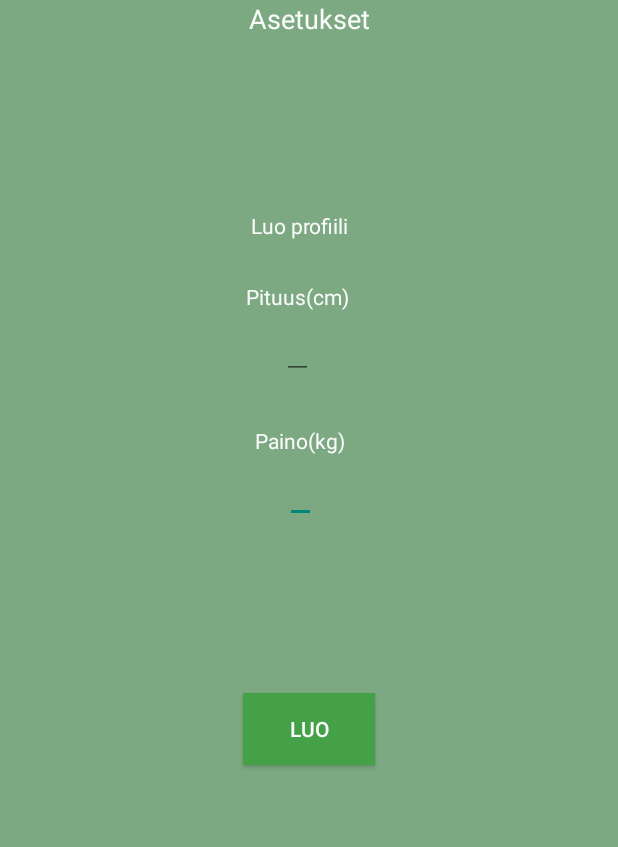
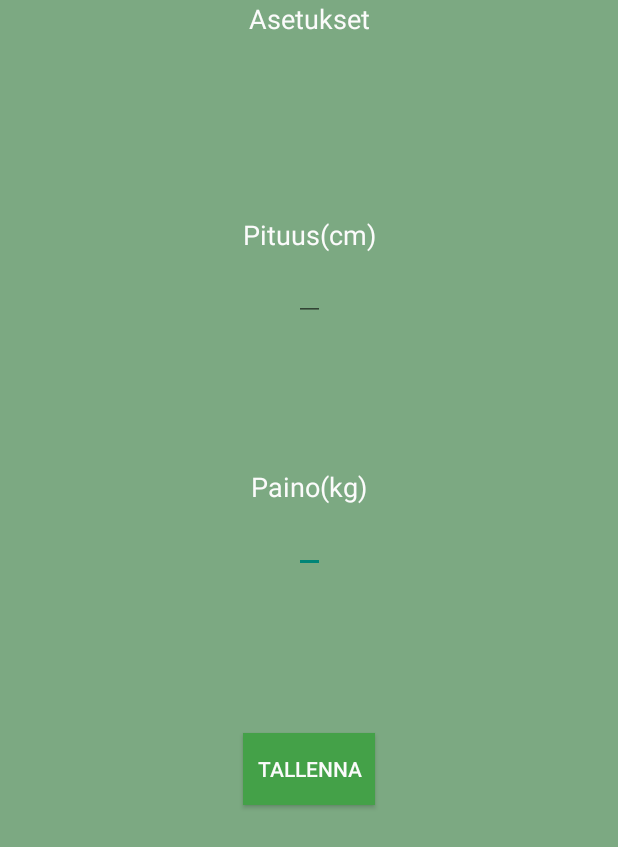
Before and after one commit to timonen/mobiilikurssi, an Android app: the Settings screen opened directly, with no data from a screen before it, on a phone screen of 412 x 824 dp. Shown: the top 847 px of the screen. Run offline under Robolectric (Android 15) with nearby library versions, the phone set to English and light mode, and no system bars.

Commit message:
ui stuff

```diff
--- a/app/src/main/java/com/mobiilikurssi/Calendar.kt
+++ b/app/src/main/java/com/mobiilikurssi/Calendar.kt
@@ -82,7 +82,6 @@ class Calendar : AppCompatActivity() {
             editor.apply()
         }
 
-
         // user preferences
         val prefSettings = this.getSharedPreferences("SETTINGS", MODE_PRIVATE)
         val startingweight = prefSettings.getString("weight", "empty")
@@ -164,14 +163,14 @@ class Calendar : AppCompatActivity() {
                 }
                 var newday = day.toInt()
                 var newmonth = month.toInt()
-                for(i in 0..7) {
+                for(i in 1..7) {
                     if(newday < daysInMonth){
                         newday += 1
                     } else {
                         newday = 1
                         newmonth += 1
                     }
-                    }
+                }
                 myDate.text = "$day.$month.$year - $newday.$newmonth.$year"
             }
             "kuukausi" -> {
@@ -200,10 +199,13 @@ class Calendar : AppCompatActivity() {
      * TODO make it work
      * @param view
      */
+
     fun calendarClick(view: View) {
         calendarView = findViewById(R.id.calendarView)
         val selectedDate: Long = calendarView.date
         Log.i("test", "$selectedDate");
     }
 
+
+
 }
--- a/app/src/main/java/com/mobiilikurssi/Goal.kt
+++ b/app/src/main/java/com/mobiilikurssi/Goal.kt
@@ -41,7 +41,7 @@ class Goal : AppCompatActivity() {
 
         /**
          * Setting up a "timestamp" for current goal.
-         * Formatted as a finnish date
+         * Formatted as a Finnish date
          */
         val currentDateTime = LocalDateTime.now()
         val calendar = java.util.Calendar.getInstance()
@@ -104,12 +104,9 @@ class Goal : AppCompatActivity() {
                     parent: AdapterView<*>,
                     view: View, position: Int, id: Long
             ) {
-                /** setting the selected item */
-                spinner.setSelection(position)
 
                 val pref: SharedPreferences = getSharedPreferences("GOAL", MODE_PRIVATE)
                 val editor = pref.edit()
-
                 /**
                  * Key is the first item in the list used as a parameter
                  * Value is the selected item as a string
@@ -117,10 +114,7 @@ class Goal : AppCompatActivity() {
                 editor.putString(list[0], spinner.selectedItem.toString())
                 editor.apply()
             }
-            /**
-             * Must be implemented because listener is abstract.
-             * Selecting nothing will already implement the first item in the list.
-             */
+            /** Must be implemented because listener is abstract. */
             override fun onNothingSelected(parent: AdapterView<*>) {}
         }
     }
--- a/app/src/main/res/layout/activity_calendar.xml
+++ b/app/src/main/res/layout/activity_calendar.xml
@@ -68,6 +68,8 @@
         android:layout_width="wrap_content"
         android:layout_height="wrap_content"
         android:text=""
+        android:textAppearance="@style/TextAppearance.AppCompat.Display2"
+        android:textSize="18sp"
         app:layout_constraintBottom_toBottomOf="parent"
         app:layout_constraintEnd_toEndOf="@+id/calendarView"
         app:layout_constraintStart_toStartOf="@+id/calendarView"
--- a/app/src/main/res/layout/activity_main_settings.xml
+++ b/app/src/main/res/layout/activity_main_settings.xml
@@ -37,28 +37,17 @@
 
 
     <TextView
-        android:id="@+id/textView_profile"
-        android:layout_width="wrap_content"
-        android:layout_height="wrap_content"
-        android:text="@string/string_profile"
-        app:layout_constraintBottom_toBottomOf="parent"
-        app:layout_constraintEnd_toEndOf="parent"
-        app:layout_constraintHorizontal_bias="0.482"
-        app:layout_constraintStart_toStartOf="parent"
-        app:layout_constraintTop_toTopOf="@+id/header"
-        app:layout_constraintVertical_bias="0.175" />
-
-    <TextView
         android:id="@+id/textView_lenght"
         android:layout_width="wrap_content"
         android:layout_height="wrap_content"
         android:text="@string/string_length"
+        android:textAppearance="@style/TextAppearance.AppCompat.Display1"
+        android:textSize="18sp"
         app:layout_constraintBottom_toBottomOf="parent"
-        app:layout_constraintEnd_toEndOf="@+id/textView_profile"
-        app:layout_constraintHorizontal_bias="1.0"
-        app:layout_constraintStart_toStartOf="@+id/textView_profile"
-        app:layout_constraintTop_toBottomOf="@+id/textView_profile"
-        app:layout_constraintVertical_bias="0.043" />
+        app:layout_constraintEnd_toEndOf="parent"
+        app:layout_constraintStart_toStartOf="parent"
+        app:layout_constraintTop_toTopOf="parent"
+        app:layout_constraintVertical_bias="0.18" />
 
     <EditText
         android:id="@+id/text_height"
@@ -76,35 +65,36 @@
         android:id="@+id/textView4"
         android:layout_width="wrap_content"
         android:layout_height="wrap_content"
-        android:layout_marginTop="124dp"
         android:text="@string/string_weight"
-        app:layout_constraintEnd_toEndOf="@+id/textView_profile"
-        app:layout_constraintStart_toStartOf="@+id/textView_profile"
-        app:layout_constraintTop_toBottomOf="@+id/textView_profile" />
+        android:textAppearance="@style/TextAppearance.AppCompat.Display1"
+        android:textSize="18sp"
+        app:layout_constraintBottom_toBottomOf="parent"
+        app:layout_constraintEnd_toEndOf="parent"
+        app:layout_constraintStart_toStartOf="parent"
+        app:layout_constraintTop_toTopOf="@+id/header"
+        app:layout_constraintVertical_bias="0.39" />
 
     <Button
         android:id="@+id/create_button"
         android:layout_width="wrap_content"
         android:layout_height="wrap_content"
-        android:layout_marginTop="208dp"
         android:background="@color/themegreen"
         android:text="@string/string_create"
         app:layout_constraintBottom_toBottomOf="parent"
-        app:layout_constraintEnd_toEndOf="@+id/textView_profile"
-        app:layout_constraintHorizontal_bias="0.26"
-        app:layout_constraintStart_toStartOf="@+id/textView_profile"
-        app:layout_constraintTop_toBottomOf="@+id/textView_profile"
-        app:layout_constraintVertical_bias="0.231" />
+        app:layout_constraintEnd_toEndOf="parent"
+        app:layout_constraintStart_toStartOf="parent"
+        app:layout_constraintTop_toTopOf="@+id/header"
+        app:layout_constraintVertical_bias="0.63" />
 
     <TextView
         android:id="@+id/textView_bmi"
         android:layout_width="wrap_content"
         android:layout_height="wrap_content"
         app:layout_constraintBottom_toBottomOf="parent"
-        app:layout_constraintEnd_toEndOf="@+id/textView_profile"
-        app:layout_constraintStart_toStartOf="@+id/textView_profile"
+        app:layout_constraintEnd_toEndOf="parent"
+        app:layout_constraintStart_toStartOf="parent"
         app:layout_constraintTop_toBottomOf="@+id/header"
-        app:layout_constraintVertical_bias="0.49" />
+        app:layout_constraintVertical_bias="0.53" />
 
 
 </androidx.constraintlayout.widget.ConstraintLayout>
--- a/app/src/main/res/values/strings.xml
+++ b/app/src/main/res/values/strings.xml
@@ -16,7 +16,7 @@
     <string name="string_profile">Luo profiili</string>
     <string name="string_length">Pituus(cm)</string>
     <string name="string_weight">Paino(kg)</string>
-    <string name="string_create">Luo</string>
+    <string name="string_create">Tallenna</string>
 
 
     <!--Goal -->
```
